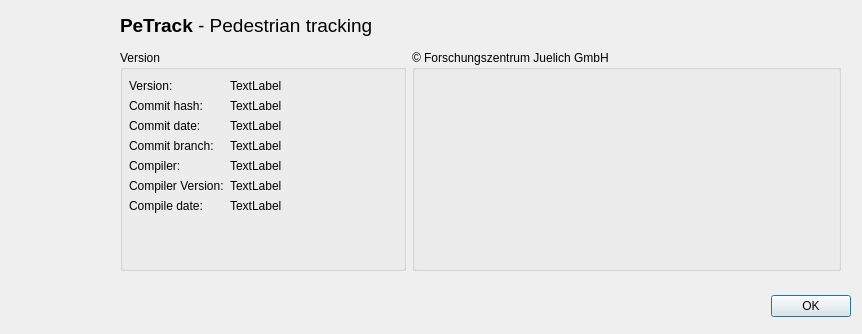
Above: ui/about.ui from ped-dyn-emp/PeTrack before the change. Below: the same form after it.
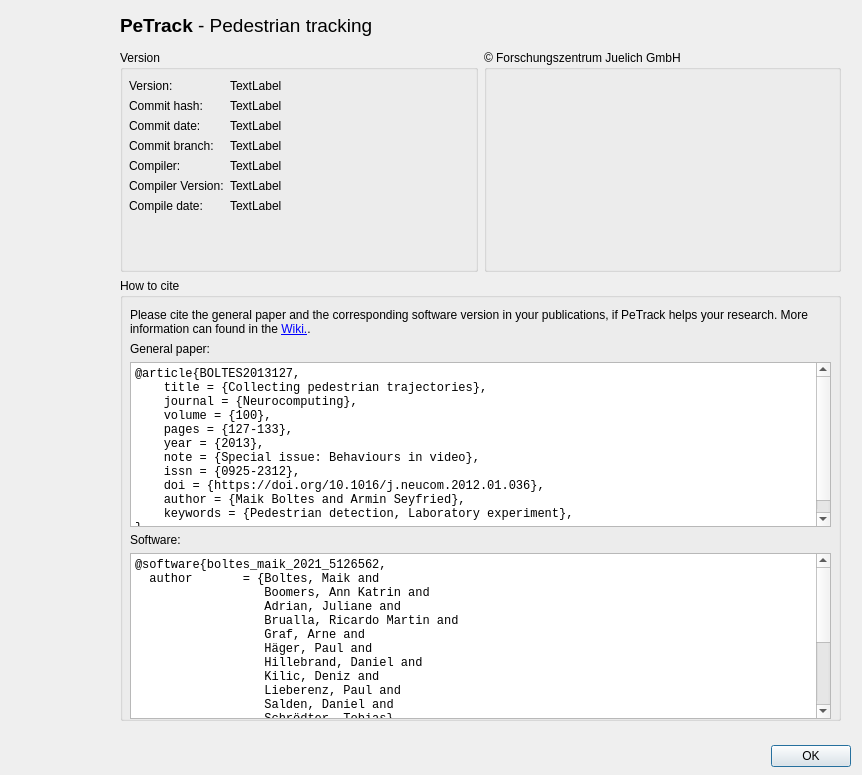
That is the form after the change. Icons and pictures are not drawn.

Commit message: Add citing information

What changed in the file:
```diff
--- a/ui/about.ui
+++ b/ui/about.ui
@@ -7,7 +7,7 @@
     <x>0</x>
     <y>0</y>
     <width>862</width>
-    <height>334</height>
+    <height>775</height>
    </rect>
   </property>
   <property name="windowTitle">
@@ -17,7 +17,7 @@
    <property name="geometry">
     <rect>
      <x>510</x>
-     <y>290</y>
+     <y>740</y>
      <width>341</width>
      <height>32</height>
     </rect>
@@ -54,10 +54,15 @@
      <x>120</x>
      <y>50</y>
      <width>721</width>
-     <height>221</height>
+     <height>671</height>
     </rect>
    </property>
-   <layout class="QHBoxLayout" name="horizontalLayout" stretch="2,3">
+   <layout class="QVBoxLayout" name="verticalLayout" stretch="1,2">
+    <item>
+     <layout class="QHBoxLayout" name="horizontalLayout" stretch="0,0">
+      <property name="sizeConstraint">
+       <enum>QLayout::SetMinimumSize</enum>
+      </property>
     <item>
      <widget class="QGroupBox" name="grbVersion">
       <property name="sizePolicy">
@@ -186,16 +191,22 @@
     </item>
     <item>
      <widget class="QGroupBox" name="grbAuthors">
+        <property name="sizePolicy">
+         <sizepolicy hsizetype="Preferred" vsizetype="MinimumExpanding">
+          <horstretch>0</horstretch>
+          <verstretch>0</verstretch>
+         </sizepolicy>
+        </property>
       <property name="title">
        <string>© Forschungszentrum Juelich GmbH</string>
       </property>
       <widget class="QWidget" name="gridLayoutWidget">
        <property name="geometry">
         <rect>
-         <x>10</x>
-         <y>30</y>
-         <width>461</width>
-         <height>181</height>
+           <x>0</x>
+           <y>20</y>
+           <width>351</width>
+           <height>201</height>
         </rect>
        </property>
        <layout class="QGridLayout" name="lytAuthors"/>
@@ -203,6 +214,159 @@
      </widget>
     </item>
    </layout>
+    </item>
+    <item>
+     <widget class="QGroupBox" name="groupBox">
+      <property name="sizePolicy">
+       <sizepolicy hsizetype="Preferred" vsizetype="Expanding">
+        <horstretch>0</horstretch>
+        <verstretch>0</verstretch>
+       </sizepolicy>
+      </property>
+      <property name="title">
+       <string>How to cite</string>
+      </property>
+      <widget class="QWidget" name="gridLayoutWidget_2">
+       <property name="geometry">
+        <rect>
+         <x>10</x>
+         <y>30</y>
+         <width>701</width>
+         <height>411</height>
+        </rect>
+       </property>
+       <layout class="QGridLayout" name="gridLayout_2">
+        <item row="3" column="0">
+         <widget class="QLabel" name="label_2">
+          <property name="sizePolicy">
+           <sizepolicy hsizetype="MinimumExpanding" vsizetype="Preferred">
+            <horstretch>0</horstretch>
+            <verstretch>0</verstretch>
+           </sizepolicy>
+          </property>
+          <property name="text">
+           <string>Software:</string>
+          </property>
+         </widget>
+        </item>
+        <item row="0" column="0">
+         <widget class="QLabel" name="label">
+          <property name="sizePolicy">
+           <sizepolicy hsizetype="Preferred" vsizetype="Preferred">
+            <horstretch>0</horstretch>
+            <verstretch>0</verstretch>
+           </sizepolicy>
+          </property>
+          <property name="text">
+           <string>&lt;html&gt;&lt;head/&gt;&lt;body&gt;&lt;p&gt;Please cite the general paper and the corresponding software version in your publications, if PeTrack helps your research. More information can found in the &lt;a href=&quot;https://jugit.fz-juelich.de/ped-dyn-emp/petrack/-/wikis/home#how-to-cite&quot;&gt;&lt;span style=&quot; text-decoration: underline; color:#0000ff;&quot;&gt;Wiki.&lt;/span&gt;&lt;/a&gt;.&lt;/p&gt;&lt;/body&gt;&lt;/html&gt;</string>
+          </property>
+          <property name="alignment">
+           <set>Qt::AlignLeading|Qt::AlignLeft|Qt::AlignTop</set>
+          </property>
+          <property name="wordWrap">
+           <bool>true</bool>
+          </property>
+          <property name="openExternalLinks">
+           <bool>true</bool>
+          </property>
+         </widget>
+        </item>
+        <item row="1" column="0">
+         <widget class="QLabel" name="label_3">
+          <property name="sizePolicy">
+           <sizepolicy hsizetype="MinimumExpanding" vsizetype="Preferred">
+            <horstretch>0</horstretch>
+            <verstretch>0</verstretch>
+           </sizepolicy>
+          </property>
+          <property name="text">
+           <string>General paper:</string>
+          </property>
+         </widget>
+        </item>
+        <item row="4" column="0">
+         <widget class="QPlainTextEdit" name="plainTextEdit_2">
+          <property name="enabled">
+           <bool>true</bool>
+          </property>
+          <property name="sizePolicy">
+           <sizepolicy hsizetype="MinimumExpanding" vsizetype="Expanding">
+            <horstretch>0</horstretch>
+            <verstretch>0</verstretch>
+           </sizepolicy>
+          </property>
+          <property name="font">
+           <font>
+            <family>Monospace</family>
+           </font>
+          </property>
+          <property name="readOnly">
+           <bool>true</bool>
+          </property>
+          <property name="plainText">
+           <string>@software{boltes_maik_2021_5126562,
+  author       = {Boltes, Maik and
+                  Boomers, Ann Katrin and
+                  Adrian, Juliane and
+                  Brualla, Ricardo Martin and
+                  Graf, Arne and
+                  Häger, Paul and
+                  Hillebrand, Daniel and
+                  Kilic, Deniz and
+                  Lieberenz, Paul and
+                  Salden, Daniel and
+                  Schrödter, Tobias},
+  title        = {PeTrack},
+  month        = jul,
+  year         = 2021,
+  publisher    = {Zenodo},
+  version      = {v0.9},
+  doi          = {10.5281/zenodo.5126562},
+  url          = {https://doi.org/10.5281/zenodo.5126562}
+}</string>
+          </property>
+         </widget>
+        </item>
+        <item row="2" column="0">
+         <widget class="QPlainTextEdit" name="plainTextEdit">
+          <property name="enabled">
+           <bool>true</bool>
+          </property>
+          <property name="sizePolicy">
+           <sizepolicy hsizetype="MinimumExpanding" vsizetype="Expanding">
+            <horstretch>0</horstretch>
+            <verstretch>0</verstretch>
+           </sizepolicy>
+          </property>
+          <property name="font">
+           <font>
+            <family>Monospace</family>
+           </font>
+          </property>
+          <property name="readOnly">
+           <bool>true</bool>
+          </property>
+          <property name="plainText">
+           <string>@article{BOLTES2013127,
+    title = {Collecting pedestrian trajectories},
+    journal = {Neurocomputing},
+    volume = {100},
+    pages = {127-133},
+    year = {2013},
+    note = {Special issue: Behaviours in video},
+    issn = {0925-2312},
+    doi = {https://doi.org/10.1016/j.neucom.2012.01.036},
+    author = {Maik Boltes and Armin Seyfried},
+    keywords = {Pedestrian detection, Laboratory experiment},
+}</string>
+          </property>
+         </widget>
+        </item>
+       </layout>
+      </widget>
+     </widget>
+    </item>
+   </layout>
   </widget>
   <widget class="QLabel" name="lblHeadline">
    <property name="geometry">
```
Left out of the diff: 1 changed line with no effect on the pictures. Lines whose indentation alone changed are shown as unchanged. The commit also changes 1 other file.
